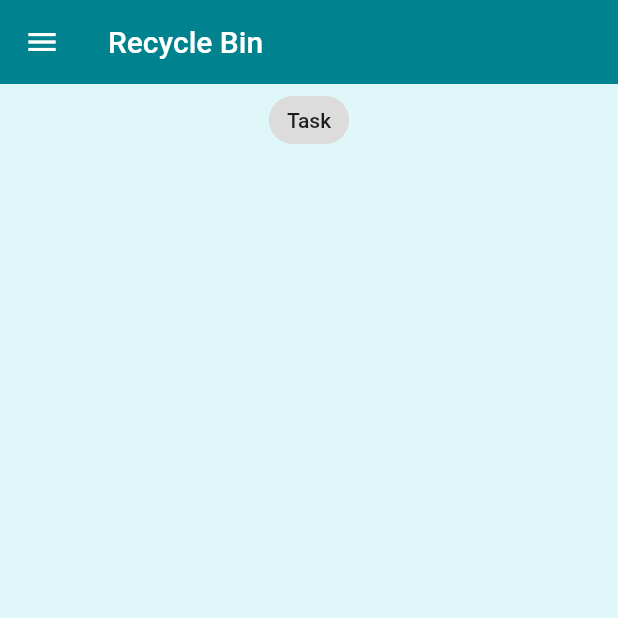
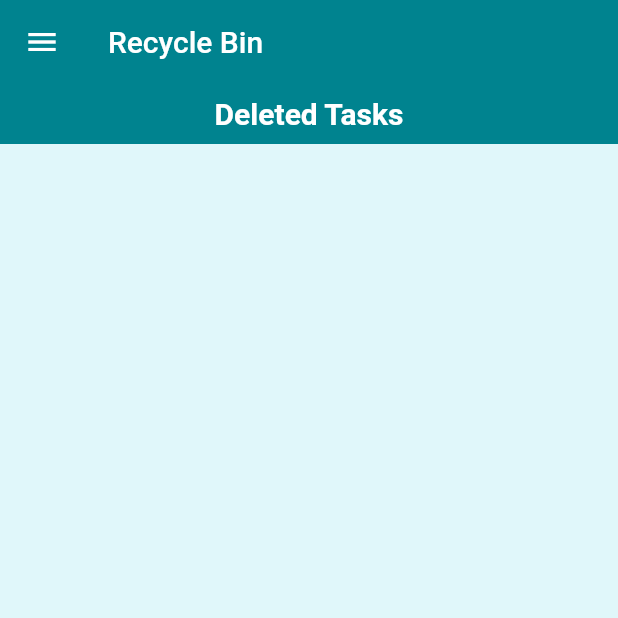
Before and after one commit to vishnu303/Do-It, a Flutter app: the RecycleBin screen opened directly, on a phone screen of 412 x 824 dp, the top half of it. Run offline on Flutter 3.47's test engine with Material 2 defaults, Android fonts, the phone set to English and light mode, and no system bars; our stand-ins replace equatable, flutter_bloc, hydrated_bloc.

Commit message:
theme updated

```diff
--- a/lib/screens/recycle_bin.dart
+++ b/lib/screens/recycle_bin.dart
@@ -19,11 +19,18 @@ class RecycleBin extends StatelessWidget {
           body: Column(
             crossAxisAlignment: CrossAxisAlignment.center,
             children: [
-              const Center(
-                child: Chip(
-                  label: Text('Task'),
-                ),
-              ),
+              Container(
+                  color: const Color(0XFF00838F),
+                  height: 40,
+                  width: double.infinity,
+                  child: const Center(
+                      child: Text(
+                    'Deleted Tasks',
+                    style: TextStyle(
+                        color: Colors.white,
+                        fontSize: 20,
+                        fontWeight: FontWeight.bold),
+                  ))),
               ListTask(taskList: state.removedTasks)
             ],
           ),
--- a/lib/screens/task_screen.dart
+++ b/lib/screens/task_screen.dart
@@ -41,7 +41,7 @@ class TaskScreen extends StatelessWidget {
                   width: double.infinity,
                   child: const Center(
                       child: Text(
-                    'Task',
+                    'Tasks',
                     style: TextStyle(
                         color: Colors.white,
                         fontSize: 20,
--- a/lib/widget/my_drawer.dart
+++ b/lib/widget/my_drawer.dart
@@ -33,7 +33,7 @@ class MyDrawer extends StatelessWidget {
               builder: (context, state) {
                 return ListTile(
                   leading: const Icon(Icons.task_alt_rounded),
-                  title: const Text('My Task'),
+                  title: const Text('My Tasks'),
                   trailing: Text('${state.taskList.length}'),
                   onTap: () {
                     Navigator.of(context).pushReplacement(MaterialPageRoute(
```
